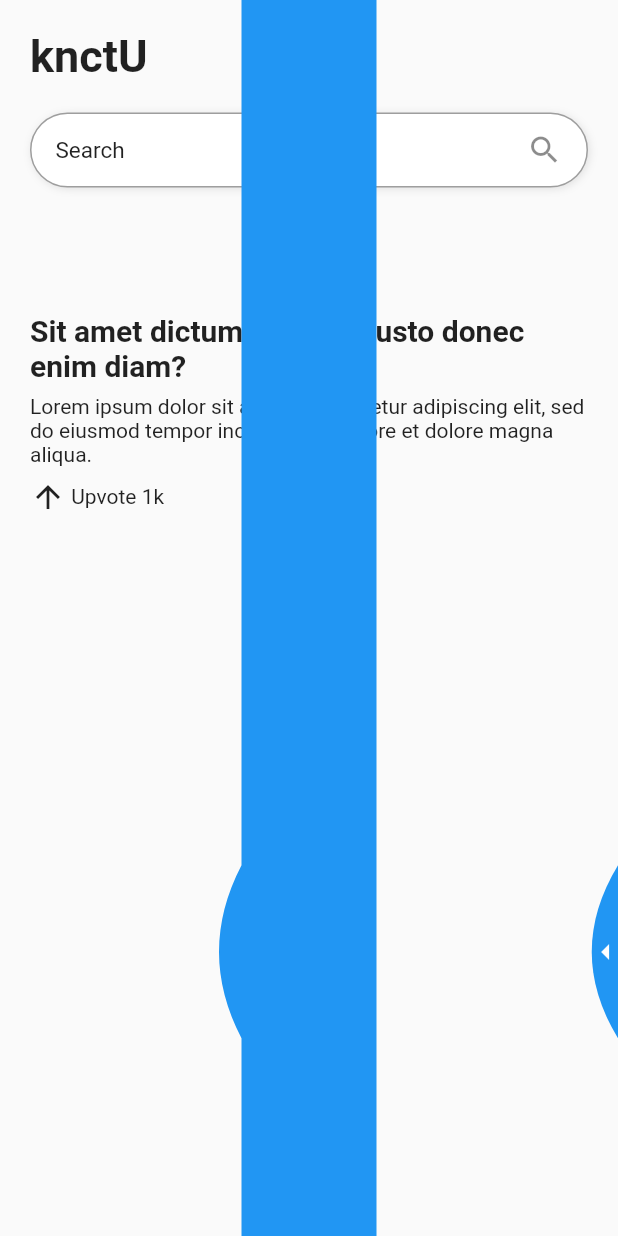
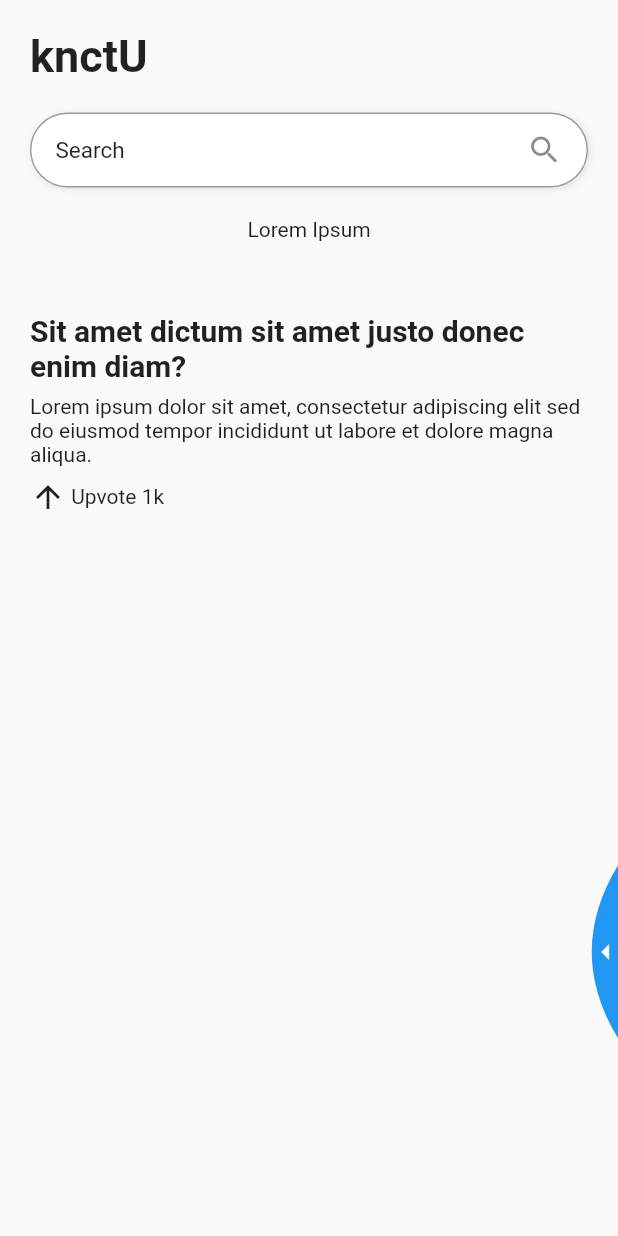
Before and after one commit to ChHannan/knctu, a Flutter app: the screen it shows after launch, on a phone screen of 412 x 824 dp. Run offline on Flutter 3.47's test engine with Material 2 defaults, Android fonts, the phone set to English and light mode, and no system bars.

Commit message:
Structured the app

```diff
--- /dev/null
+++ b/lib/Screens/home_screen.dart
@@ -0,0 +1,81 @@
+import 'package:flutter/material.dart';
+import 'package:knctu/widgets/Drawer/custom_drawer.dart';
+import 'package:knctu/widgets/Drawer/drawer_slider.dart';
+import 'package:knctu/widgets/header.dart';
+
+class HomeScreen extends StatelessWidget {
+  @override
+  Widget build(BuildContext context) {
+    final deviceHeight = MediaQuery.of(context).size.height;
+    return Scaffold(
+      endDrawer: CustomDrawer(),
+      body: Builder(
+        builder: (context) => Stack(
+          children: <Widget>[
+            Column(
+              children: <Widget>[
+                Header(),
+                Padding(
+                  padding: const EdgeInsets.all(20.0),
+                  child: Text('Lorem Ipsum'),
+                ),
+                Padding(
+                  padding: const EdgeInsets.all(20.0),
+                  child: Container(
+                    height: 150,
+                    child: Column(
+                      mainAxisAlignment: MainAxisAlignment.spaceEvenly,
+                      children: <Widget>[
+                        Text(
+                          'Sit amet dictum sit amet justo donec enim diam?',
+                          style: TextStyle(
+                            fontSize: 20,
+                            fontWeight: FontWeight.bold,
+                          ),
+                        ),
+                        Text(
+                          'Lorem ipsum dolor sit amet, consectetur adipiscing '
+                          'elit sed do eiusmod tempor incididunt ut labore '
+                          'et dolore magna aliqua.',
+                        ),
+                        Row(
+                          children: <Widget>[
+                            Icon(Icons.arrow_upward),
+                            Text(
+                              ' Upvote ',
+                            ),
+                            Text('1k')
+                          ],
+                        )
+                      ],
+                    ),
+                  ),
+                ),
+              ],
+            ),
+            Positioned(
+              right: 0,
+              top: deviceHeight * 0.7,
+              child: GestureDetector(
+                onTap: () {
+                  Scaffold.of(context).openEndDrawer();
+                },
+                child: CustomPaint(
+                  painter: DrawerSlider(),
+                  child: Container(
+                    height: deviceHeight * 0.14,
+                    width: 20,
+                    child: Icon(
+                      Icons.arrow_left,
+                      color: Colors.white,
+                    ),
+                  ),
+                ),
+              ),
+            )
+          ],
+        ),
+      ),
+    );
+  }
+}
--- a/lib/main.dart
+++ b/lib/main.dart
@@ -1,10 +1,6 @@
 import 'package:flutter/material.dart';
 import 'package:flutter/services.dart';
-import 'package:knctu/widgets/Drawer/drawer_shape.dart';
-import 'package:knctu/widgets/Drawer/drawer_slider.dart';
-import 'file:///C:/Users/CH.HANNAN/Desktop/knctU/lib/widgets/Drawer/custom_drawer.dart';
-
-import 'package:knctu/widgets/header.dart';
+import 'package:knctu/Screens/home_screen.dart';
 
 void main() => runApp(MyApp());
 
@@ -18,111 +14,3 @@ class MyApp extends StatelessWidget {
     );
   }
 }
-
-class HomeScreen extends StatelessWidget {
-  @override
-  Widget build(BuildContext context) {
-    final deviceHeight = MediaQuery.of(context).size.height;
-    return Scaffold(
-      endDrawer: CustomDrawer(),
-//      bottomNavigationBar: BottomAppBar(
-//        shape: CircularNotchedRectangle(),
-//        child: Container(
-//          height: 56,
-//          child: Row(
-//            mainAxisSize: MainAxisSize.max,
-//            mainAxisAlignment: MainAxisAlignment.spaceAround,
-//            children: <Widget>[
-//              IconButton(
-//                icon: Icon(Icons.home),
-//                onPressed: () {},
-//              ),
-//              IconButton(
-//                icon: Icon(Icons.rss_feed),
-//                onPressed: () {},
-//              ),
-//              IconButton(
-//                icon: Icon(null),
-//                onPressed: () {},
-//              ),
-//              IconButton(
-//                icon: Icon(Icons.message),
-//                onPressed: () {},
-//              ),
-//              IconButton(
-//                icon: Icon(Icons.group),
-//                onPressed: () {},
-//              ),
-//            ],
-//          ),
-//        ),
-//      ),
-
-      floatingActionButtonLocation: FloatingActionButtonLocation.centerDocked,
-      body: Stack(children: <Widget>[
-        Column(
-          children: <Widget>[
-            Header(),
-            Padding(
-              padding: const EdgeInsets.all(20.0),
-              child: Text('Lorem Ipsum'),
-            ),
-            Padding(
-              padding: const EdgeInsets.all(20.0),
-              child: Container(
-                height: 150,
-                child: Column(
-                  mainAxisAlignment: MainAxisAlignment.spaceEvenly,
-                  children: <Widget>[
-                    Text(
-                      'Sit amet dictum sit amet justo donec enim diam?',
-                      style:
-                          TextStyle(fontSize: 20, fontWeight: FontWeight.bold),
-                    ),
-                    Text(
-                      'Lorem ipsum dolor sit amet, consectetur adipiscing elit, '
-                      'sed do eiusmod tempor incididunt ut labore et '
-                      'dolore magna aliqua.',
-                    ),
-                    Row(
-                      children: <Widget>[
-                        Icon(Icons.arrow_upward),
-                        Text(
-                          ' Upvote ',
-                        ),
-                        Text('1k')
-                      ],
-                    )
-                  ],
-                ),
-              ),
-            ),
-          ],
-        ),
-        Center(
-          child: CustomPaint(
-            painter: DrawerShape(heightPosition: deviceHeight),
-            child: Container(
-              width: 90,
-            ),
-          ),
-        ),
-        Positioned(
-          right: 0,
-          top: deviceHeight * 0.7,
-          child: CustomPaint(
-            painter: DrawerSlider(),
-            child: Container(
-              height: deviceHeight * 0.14,
-              width: 20,
-              child: Icon(
-                Icons.arrow_left,
-                color: Colors.white,
-              ),
-            ),
-          ),
-        )
-      ]),
-    );
-  }
-}
```
